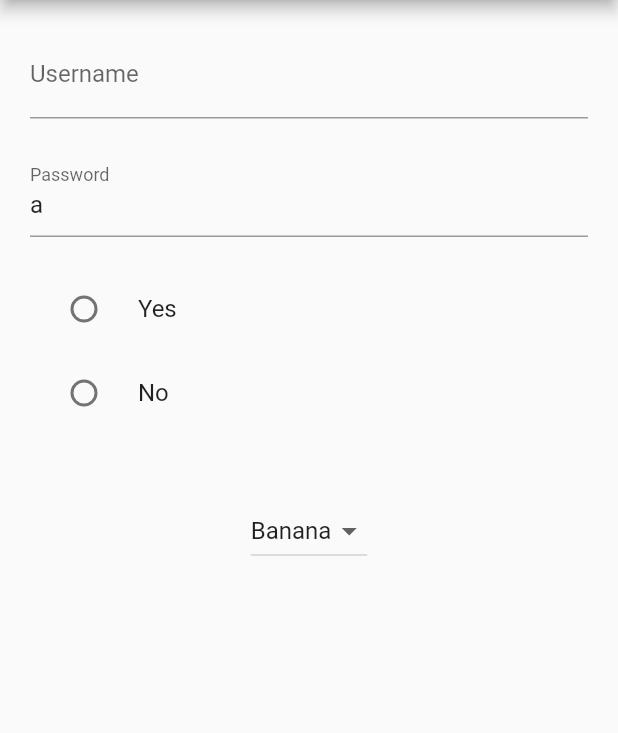
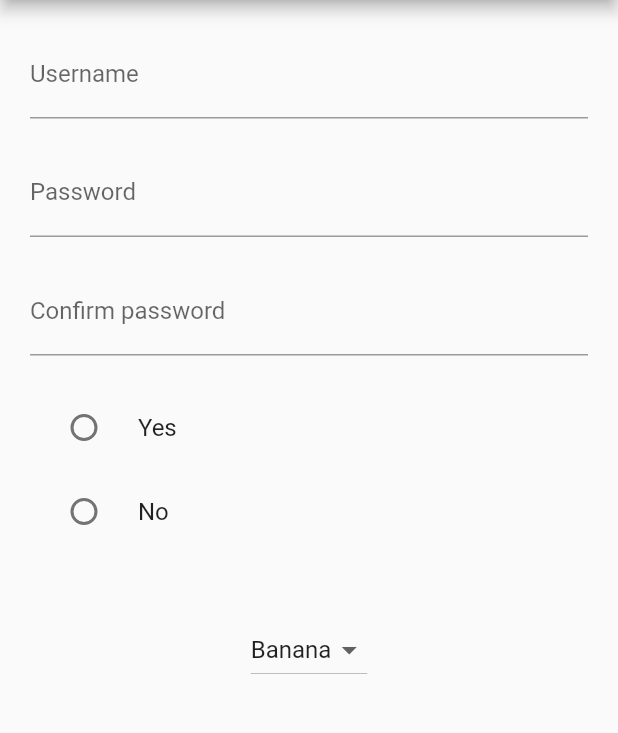
Before and after one commit to Calpoog/live_form, a Flutter app: the screen it shows after launch, on a phone screen of 412 x 824 dp, the part 84-817 px from its top. Run offline on Flutter 3.47's test engine with Material 2 defaults, Android fonts, the phone set to English and light mode, and no system bars; our stand-ins replace equatable, flutter_bloc.

Commit message:
Example of interdependent validation

```diff
--- a/example/lib/main.dart
+++ b/example/lib/main.dart
@@ -10,12 +10,16 @@ class MyFormCubit extends FormCubit {
   // Define final fields which are all the controls the form can have
   // Type safety is maintained!
   final username = TextFormControl(
-    initialValue: '',
     validators: [requiredString],
   );
   final password = TextFormControl(
-    initialValue: 'a',
     validators: [requiredString, minLengthString(5)],
+  );
+  late final confirmPassword = TextFormControl(
+    validators: [
+      requiredString,
+      (value) => value != password.value ? 'Passwords must match' : null
+    ],
   );
   final radio = RadioFormControl<bool?>(
     initialValue: null,
@@ -28,7 +32,7 @@ class MyFormCubit extends FormCubit {
     validators: [requiredField],
   );
 
-  // Define a list of all fields defined above. This should not change over the life of the cubit.
+  // Define a list of all fields defined above.
   @override
   List<FormControl> get controls => [username, password, radio, age, fruit];
 
@@ -40,6 +44,7 @@ class MyFormCubit extends FormCubit {
   List<FormControl> get validatedControls => [
         username,
         password,
+        confirmPassword,
         radio,
         // Use collection ifs to optionally validate particular fields depending on others
         if (radio.value == true) age,
@@ -118,6 +123,11 @@ class MyApp extends StatelessWidget {
                       control: form.password,
                       decoration: const InputDecoration(labelText: 'Password'),
                     ),
+                    LiveTextFormField(
+                      control: form.confirmPassword,
+                      decoration:
+                          const InputDecoration(labelText: 'Confirm password'),
+                    ),
                     LiveRadioGroupFormField(
                       control: form.radio,
                       toggleable: true,
--- a/lib/src/controls/text_form_control.dart
+++ b/lib/src/controls/text_form_control.dart
@@ -2,7 +2,7 @@ import 'focusable_form_control.dart';
 
 /// A bloc representing a string-value text input.
 class TextFormControl extends FocusableFormControl<String> {
-  TextFormControl({required super.initialValue, super.validators});
+  TextFormControl({super.initialValue = '', super.validators});
 
   @override
   String toString() {
```
